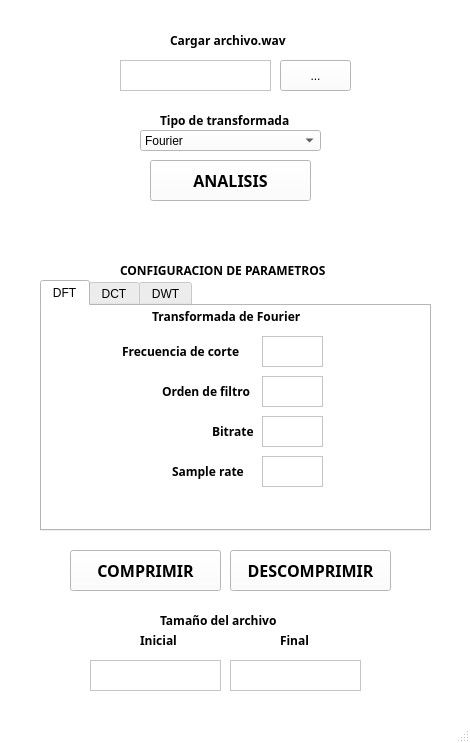
First picture: the form in INTERFAZV2.ui, repository JeffPao/PROYECTO, before the edit.
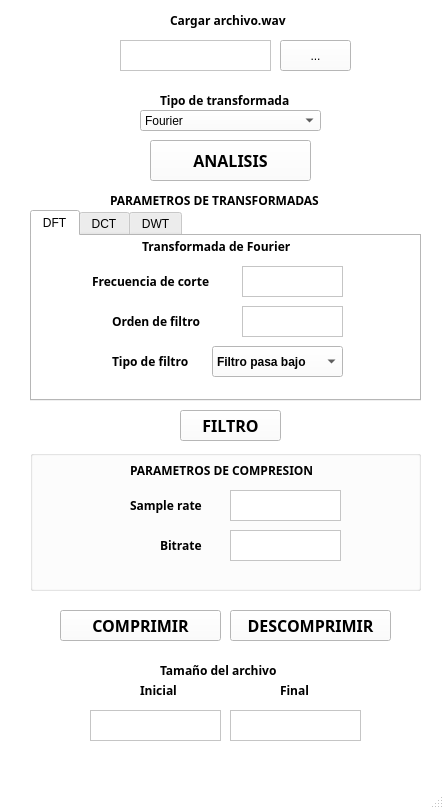
Second picture: the form after the edit.

Commit message: 24-11-24 DFT y Compresion a mp3 terminado

Patch:
```diff
--- a/INTERFAZV2.ui
+++ b/INTERFAZV2.ui
@@ -9,8 +9,8 @@
    <rect>
     <x>0</x>
     <y>0</y>
-    <width>470</width>
-    <height>743</height>
+    <width>444</width>
+    <height>809</height>
    </rect>
   </property>
   <property name="baseSize">
@@ -477,7 +477,7 @@
     <property name="geometry">
      <rect>
       <x>140</x>
-      <y>130</y>
+      <y>110</y>
       <width>181</width>
       <height>21</height>
      </rect>
@@ -508,7 +508,7 @@
     <property name="geometry">
      <rect>
       <x>160</x>
-      <y>110</y>
+      <y>90</y>
       <width>151</width>
       <height>21</height>
      </rect>
@@ -527,10 +527,10 @@
    <widget class="QPushButton" name="button_comprimir">
     <property name="geometry">
      <rect>
-      <x>70</x>
-      <y>550</y>
-      <width>151</width>
-      <height>41</height>
+      <x>60</x>
+      <y>610</y>
+      <width>161</width>
+      <height>31</height>
      </rect>
     </property>
     <property name="font">
@@ -553,7 +553,7 @@
     <property name="geometry">
      <rect>
       <x>280</x>
-      <y>60</y>
+      <y>40</y>
       <width>71</width>
       <height>31</height>
      </rect>
@@ -566,7 +566,7 @@
     <property name="geometry">
      <rect>
       <x>170</x>
-      <y>30</y>
+      <y>10</y>
       <width>131</width>
       <height>21</height>
      </rect>
@@ -589,7 +589,7 @@
     <property name="geometry">
      <rect>
       <x>120</x>
-      <y>60</y>
+      <y>40</y>
       <width>151</width>
       <height>31</height>
      </rect>
@@ -599,9 +599,9 @@
     <property name="geometry">
      <rect>
       <x>230</x>
-      <y>550</y>
+      <y>610</y>
       <width>161</width>
-      <height>41</height>
+      <height>31</height>
      </rect>
     </property>
     <property name="font">
@@ -624,7 +624,7 @@
     <property name="geometry">
      <rect>
       <x>150</x>
-      <y>160</y>
+      <y>140</y>
       <width>161</width>
       <height>41</height>
      </rect>
@@ -648,10 +648,10 @@
    <widget class="QTabWidget" name="tabWidget">
     <property name="geometry">
      <rect>
-      <x>40</x>
-      <y>280</y>
+      <x>30</x>
+      <y>210</y>
       <width>391</width>
-      <height>251</height>
+      <height>191</height>
      </rect>
     </property>
     <property name="currentIndex">
@@ -664,9 +664,9 @@
      <widget class="QTextEdit" name="textEdit_DFT_Orden">
       <property name="geometry">
        <rect>
-        <x>220</x>
+        <x>210</x>
         <y>70</y>
-        <width>61</width>
+        <width>101</width>
         <height>31</height>
        </rect>
       </property>
@@ -694,19 +694,9 @@
      <widget class="QTextEdit" name="textEdit_DFT_f_corte">
       <property name="geometry">
        <rect>
-        <x>220</x>
+        <x>210</x>
         <y>30</y>
-        <width>61</width>
-        <height>31</height>
-       </rect>
-      </property>
-     </widget>
-     <widget class="QTextEdit" name="textEdit_fft_bitrate">
-      <property name="geometry">
-       <rect>
-        <x>220</x>
-        <y>110</y>
-        <width>61</width>
+        <width>101</width>
         <height>31</height>
        </rect>
       </property>
@@ -714,7 +704,7 @@
      <widget class="QLabel" name="label_10">
       <property name="geometry">
        <rect>
-        <x>80</x>
+        <x>60</x>
         <y>20</y>
         <width>141</width>
         <height>51</height>
@@ -734,7 +724,7 @@
      <widget class="QLabel" name="label_11">
       <property name="geometry">
        <rect>
-        <x>120</x>
+        <x>80</x>
         <y>60</y>
         <width>101</width>
         <height>51</height>
@@ -751,12 +741,12 @@
        <string>Orden de filtro</string>
       </property>
      </widget>
-     <widget class="QLabel" name="label_12">
+     <widget class="QLabel" name="label_20">
       <property name="geometry">
        <rect>
-        <x>170</x>
+        <x>80</x>
         <y>100</y>
-        <width>51</width>
+        <width>91</width>
         <height>51</height>
        </rect>
       </property>
@@ -768,38 +758,37 @@
        </font>
       </property>
       <property name="text">
-       <string>Bitrate</string>
+       <string>Tipo de filtro</string>
       </property>
      </widget>
-     <widget class="QLabel" name="label_13">
+     <widget class="QComboBox" name="comboBox_tipo_de_filtro_dft">
       <property name="geometry">
        <rect>
-        <x>130</x>
-        <y>140</y>
-        <width>81</width>
-        <height>51</height>
-       </rect>
-      </property>
-      <property name="font">
-       <font>
-        <family>Arial Black</family>
-        <italic>false</italic>
-        <bold>true</bold>
-       </font>
-      </property>
-      <property name="text">
-       <string>Sample rate</string>
-      </property>
-     </widget>
-     <widget class="QTextEdit" name="textEdit_fft_samplerate">
-      <property name="geometry">
-       <rect>
-        <x>220</x>
-        <y>150</y>
-        <width>61</width>
+        <x>180</x>
+        <y>110</y>
+        <width>131</width>
         <height>31</height>
        </rect>
       </property>
+      <property name="font">
+       <font>
+        <italic>false</italic>
+        <bold>true</bold>
+        <underline>false</underline>
+        <strikeout>false</strikeout>
+        <kerning>true</kerning>
+       </font>
+      </property>
+      <item>
+       <property name="text">
+        <string>Filtro pasa bajo</string>
+       </property>
+      </item>
+      <item>
+       <property name="text">
+        <string>Filtro pasa alto</string>
+       </property>
+      </item>
      </widget>
     </widget>
     <widget class="QWidget" name="tab_4">
@@ -1036,8 +1025,8 @@
    <widget class="QLabel" name="label_4">
     <property name="geometry">
      <rect>
-      <x>120</x>
-      <y>260</y>
+      <x>110</x>
+      <y>190</y>
       <width>241</width>
       <height>21</height>
      </rect>
@@ -1050,14 +1039,14 @@
      </font>
     </property>
     <property name="text">
-     <string>CONFIGURACION DE PARAMETROS</string>
+     <string>PARAMETROS DE TRANSFORMADAS</string>
     </property>
    </widget>
    <widget class="QLabel" name="label_7">
     <property name="geometry">
      <rect>
       <x>160</x>
-      <y>610</y>
+      <y>660</y>
       <width>141</width>
       <height>21</height>
      </rect>
@@ -1080,7 +1069,7 @@
     <property name="geometry">
      <rect>
       <x>90</x>
-      <y>660</y>
+      <y>710</y>
       <width>131</width>
       <height>31</height>
      </rect>
@@ -1093,7 +1082,7 @@
     <property name="geometry">
      <rect>
       <x>230</x>
-      <y>660</y>
+      <y>710</y>
       <width>131</width>
       <height>31</height>
      </rect>
@@ -1103,7 +1092,7 @@
     <property name="geometry">
      <rect>
       <x>140</x>
-      <y>630</y>
+      <y>680</y>
       <width>61</width>
       <height>21</height>
      </rect>
@@ -1123,7 +1112,7 @@
     <property name="geometry">
      <rect>
       <x>280</x>
-      <y>630</y>
+      <y>680</y>
       <width>41</width>
       <height>21</height>
      </rect>
@@ -1139,6 +1128,124 @@
      <string>Final</string>
     </property>
    </widget>
+   <widget class="QPushButton" name="button_Filtro">
+    <property name="geometry">
+     <rect>
+      <x>180</x>
+      <y>410</y>
+      <width>101</width>
+      <height>31</height>
+     </rect>
+    </property>
+    <property name="font">
+     <font>
+      <family>Arial Black</family>
+      <pointsize>12</pointsize>
+      <italic>false</italic>
+      <bold>true</bold>
+      <kerning>true</kerning>
+     </font>
+    </property>
+    <property name="text">
+     <string>FILTRO</string>
+    </property>
+    <property name="checkable">
+     <bool>false</bool>
+    </property>
+   </widget>
+   <widget class="QGroupBox" name="groupBox">
+    <property name="geometry">
+     <rect>
+      <x>30</x>
+      <y>450</y>
+      <width>391</width>
+      <height>141</height>
+     </rect>
+    </property>
+    <property name="title">
+     <string/>
+    </property>
+    <widget class="QLabel" name="label_21">
+     <property name="geometry">
+      <rect>
+       <x>100</x>
+       <y>10</y>
+       <width>211</width>
+       <height>21</height>
+      </rect>
+     </property>
+     <property name="font">
+      <font>
+       <family>Arial Black</family>
+       <italic>false</italic>
+       <bold>true</bold>
+      </font>
+     </property>
+     <property name="text">
+      <string>PARAMETROS DE COMPRESION</string>
+     </property>
+    </widget>
+    <widget class="QTextEdit" name="textEdit_samplerate">
+     <property name="geometry">
+      <rect>
+       <x>200</x>
+       <y>40</y>
+       <width>111</width>
+       <height>31</height>
+      </rect>
+     </property>
+    </widget>
+    <widget class="QLabel" name="label_13">
+     <property name="geometry">
+      <rect>
+       <x>100</x>
+       <y>30</y>
+       <width>81</width>
+       <height>51</height>
+      </rect>
+     </property>
+     <property name="font">
+      <font>
+       <family>Arial Black</family>
+       <italic>false</italic>
+       <bold>true</bold>
+      </font>
+     </property>
+     <property name="text">
+      <string>Sample rate</string>
+     </property>
+    </widget>
+    <widget class="QLabel" name="label_12">
+     <property name="geometry">
+      <rect>
+       <x>130</x>
+       <y>80</y>
+       <width>51</width>
+       <height>31</height>
+      </rect>
+     </property>
+     <property name="font">
+      <font>
+       <family>Arial Black</family>
+       <italic>false</italic>
+       <bold>true</bold>
+      </font>
+     </property>
+     <property name="text">
+      <string>Bitrate</string>
+     </property>
+    </widget>
+    <widget class="QTextEdit" name="textEdit_bitrate">
+     <property name="geometry">
+      <rect>
+       <x>200</x>
+       <y>80</y>
+       <width>111</width>
+       <height>31</height>
+      </rect>
+     </property>
+    </widget>
+   </widget>
   </widget>
   <widget class="QMenuBar" name="menubar">
    <property name="geometry">
```
Left out of the diff: 2 changed lines with no effect on the pictures. The commit also changes 24 other files.
